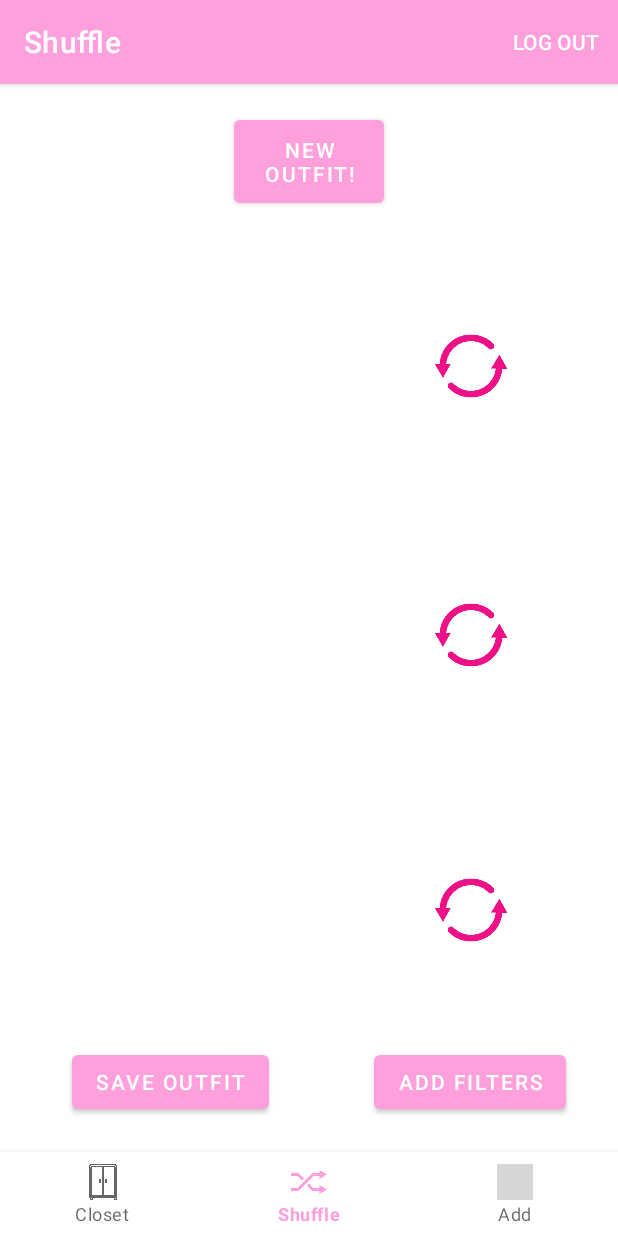
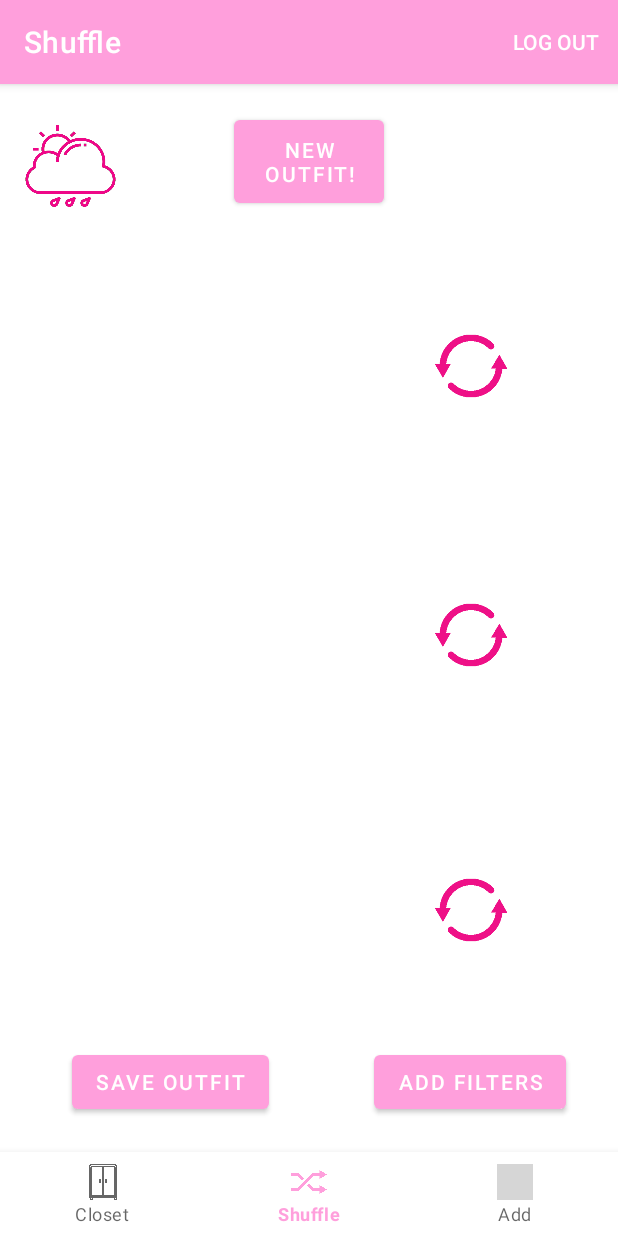
Before and after one commit to mnoeel/styleshuffleapp, an Android app: the ShuffleFragment screen opened through its navigation route, on a phone screen of 412 x 824 dp. Run offline under Robolectric (Android 15) with nearby library versions, the phone set to English and light mode, and no system bars; our stand-ins replace Firebase (no records; nobody signed in at launch, a user with empty details on screens opened directly), Room's generated code, navigation-ui; Roboto replaces fonts that are not available here; grey boxes are pictures that could not be loaded.

Commit message:
weather stuff pt 1

```diff
--- a/app/build.gradle
+++ b/app/build.gradle
@@ -41,6 +41,8 @@ allprojects {
 
 dependencies {
 
+    implementation 'com.squareup.retrofit2:retrofit:2.9.0'
+    implementation 'com.squareup.retrofit2:converter-gson:2.9.0'
     implementation 'androidx.appcompat:appcompat:1.6.1'
     implementation 'com.google.android.material:material:1.10.0'
     implementation 'androidx.constraintlayout:constraintlayout:2.1.4'
--- a/app/src/main/java/com/example/styleshuffle/ui/dashboard/ShuffleFragment.java
+++ b/app/src/main/java/com/example/styleshuffle/ui/dashboard/ShuffleFragment.java
@@ -36,6 +36,7 @@ import android.widget.Toast;
 import androidx.annotation.NonNull;
 import androidx.annotation.Nullable;
 import androidx.fragment.app.Fragment;
+import androidx.fragment.app.FragmentTransaction;
 
 
 import com.example.styleshuffle.DataModel.BottomItem;
@@ -50,6 +51,7 @@ import com.example.styleshuffle.DataModel.TopItemDAO;
 import com.example.styleshuffle.DataModel.UserDataConverter;
 import com.example.styleshuffle.DataModel.UserDatabase;
 import com.example.styleshuffle.R;
+import com.example.styleshuffle.TempFragment;
 import com.example.styleshuffle.databinding.FragmentShuffleBinding;
 import com.google.android.material.textfield.TextInputLayout;
 
@@ -67,7 +69,7 @@ import java.util.Set;
 public class ShuffleFragment extends Fragment {
     FragmentShuffleBinding binding;
     ImageView bottomsImage,topsImage,shoesImage;
-    ImageButton shuffleBottomsBtn,shuffleTopsBtn,shuffleShoesBtn;
+    ImageButton shuffleBottomsBtn,shuffleTopsBtn,shuffleShoesBtn, weatherButton;
     Button shuffleOutfitBtn,saveOutfitBtn, showFilters,clearFiltersBtn;
     View view;
     BottomItemDAO bottomItemDAO;
@@ -141,6 +143,7 @@ public class ShuffleFragment extends Fragment {
 
 
         //buttons
+        weatherButton = view.findViewById(R.id.weatherButton);
         shuffleBottomsBtn = view.findViewById(R.id.shuffleBottomsBtn);
         shuffleTopsBtn = view.findViewById(R.id.shuffleShirtsBtn);
         shuffleShoesBtn = view.findViewById(R.id.shuffleShoesButton);
@@ -148,6 +151,21 @@ public class ShuffleFragment extends Fragment {
         saveOutfitBtn = view.findViewById(R.id.saveButton);
         showFilters = view.findViewById(R.id.filterButton);
         clearFiltersBtn=view.findViewById(R.id.clearFilterBtn);
+
+
+        weatherButton.setOnClickListener(new View.OnClickListener() {
+            @Override
+            public void onClick(View v) {
+               // openTempFragment();
+                TempFragment dialogFragment = new TempFragment();
+                dialogFragment.show(getChildFragmentManager(), "TempFragment");
+            }
+
+        });
+            //WeatherDialogFragment dialogFragment = new WeatherDialogFragment();
+            //dialogFragment.show(getChildFragmentManager(), "WeatherDialogFragment");
+
+
 
         //outfit db
         outfitDAO = UserDatabase.getDBInstance(requireContext()).outfitDAO();
@@ -230,6 +248,18 @@ public class ShuffleFragment extends Fragment {
         return view;
     }
 
+    /*private void openTempFragment() {
+        // Create a new instance of YourFragment
+        TempFragment tempFragment = new TempFragment();
+
+        // Begin the transaction
+        getChildFragmentManager().beginTransaction()
+                .replace(R.id.fragmentShuffle, tempFragment)
+                .addToBackStack(null)
+                .commit();
+    }
+
+*/
 
 
     public void showFilters() {
--- a/app/src/main/res/layout/fragment_shuffle.xml
+++ b/app/src/main/res/layout/fragment_shuffle.xml
@@ -1,5 +1,6 @@
 <?xml version="1.0" encoding="utf-8"?>
 <androidx.constraintlayout.widget.ConstraintLayout xmlns:android="http://schemas.android.com/apk/res/android"
+    android:id="@+id/fragmentShuffle"
     xmlns:app="http://schemas.android.com/apk/res-auto"
     xmlns:tools="http://schemas.android.com/tools"
     android:layout_width="match_parent"
@@ -310,6 +311,17 @@
         app:layout_constraintTop_toTopOf="parent"
         app:layout_constraintVertical_bias="0.016" />
 
+    <ImageButton
+        android:id="@+id/weatherButton"
+        android:layout_width="62dp"
+        android:layout_height="60dp"
+        android:layout_marginStart="16dp"
+        android:layout_marginTop="10dp"
+        android:background="@drawable/weather"
+        app:layout_constraintStart_toStartOf="parent"
+        app:layout_constraintTop_toTopOf="parent"
+        app:layout_constraintBottom_toTopOf="@id/shirtImage"/>
+
     <Button
         android:id="@+id/saveButton"
         android:layout_width="wrap_content"
--- a/app/src/main/res/values/strings.xml
+++ b/app/src/main/res/values/strings.xml
@@ -16,4 +16,6 @@
     <string name="selectC">Select Color</string>
     <string name="selectS">Select Season</string>
     <string name="selectI">Select Clothing Category</string>
+    <!-- TODO: Remove or change this placeholder text -->
+    <string name="hello_blank_fragment">Hello blank fragment</string>
 </resources>
```
Also changed, not shown: app/src/main/java/com/example/styleshuffle/TempFragment.java (added, +91 -0 lines), app/src/main/java/com/example/styleshuffle/WeatherApiService.java (added, +14 -0 lines), app/src/main/java/com/example/styleshuffle/WeatherResponse.java (added, +22 -0 lines), app/src/main/res/layout/fragment_temp.xml (added, +28 -0 lines), app/src/main/res/drawable/weather.png (added).
